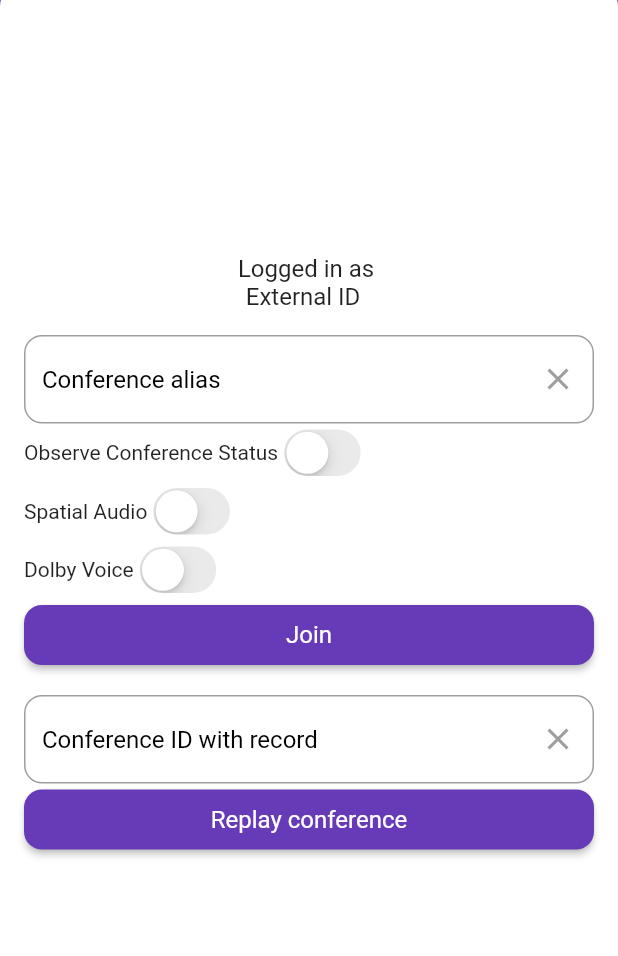
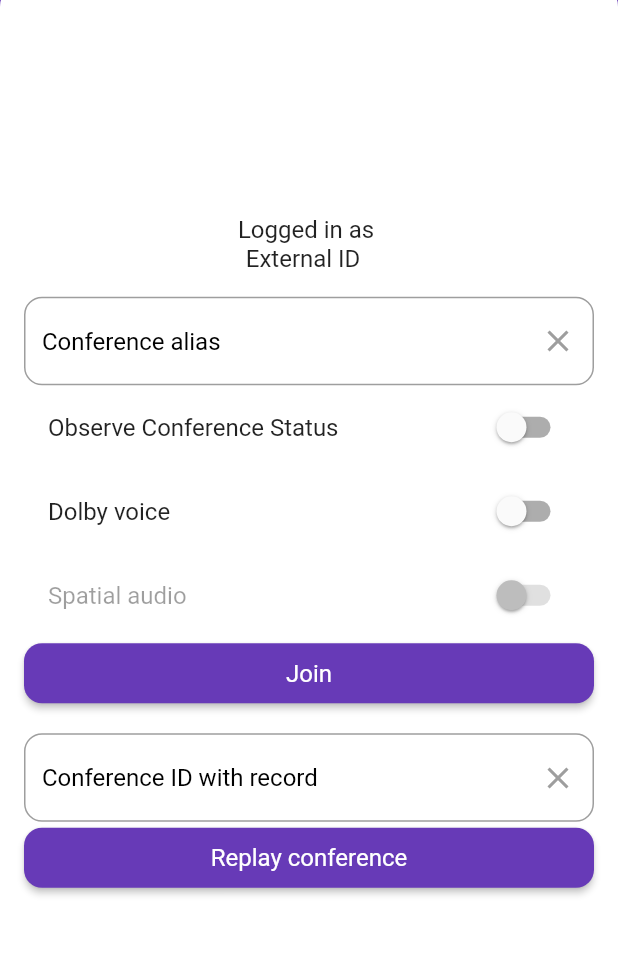
Before and after one commit to voxeet/comms-sdk-flutter, a Flutter app: the JoinConference screen opened directly with empty values, on a phone screen of 412 x 824 dp, the part 109-1065 px from its top. Run offline on Flutter 3.47's test engine with Material 2 defaults, Android fonts, the phone set to English and light mode, and no system bars; our stand-ins replace file_picker, fluttertoast, permission_handler, plugin_platform_interface, shared_preferences; accounts and stored records are empty.

Commit message:
Fix spatialPositions and fix remote options

```diff
--- a/test_app/lib/screens/join_screen.dart
+++ b/test_app/lib/screens/join_screen.dart
@@ -1,6 +1,5 @@
 import 'dart:async';
 import 'package:dolbyio_comms_sdk_flutter_example/widgets/status_snackbar.dart';
-import 'package:flutter/cupertino.dart';
 import 'package:flutter/foundation.dart';
 import 'package:flutter/material.dart';
 import 'package:fluttertoast/fluttertoast.dart';
@@ -154,10 +153,9 @@ class _JoinConferenceContentState extends State<JoinConferenceContent> {
                       controller: conferenceAliasTextController,
                       focusColor: Colors.deepPurple),
                 ),
-                Row(
-                  children: [
-                    const Text("Observe Conference Status"),
-                    CupertinoSwitch(
+                SwitchListTile(
+                  activeColor: Colors.deepPurple,
+                  title: const Text("Observe Conference Status"),
                   value: switchConferenceStatus,
                   onChanged: (value) {
                     setState(() {
@@ -166,34 +164,34 @@ class _JoinConferenceContentState extends State<JoinConferenceContent> {
                     });
                   },
                 ),
-                  ],
+                SwitchListTile(
+                  activeColor: Colors.deepPurple,
+                  title: const Text("Dolby voice"),
+                  value: switchDolbyVoice,
+                  onChanged: (value) {
+                    if(value == false) {
+                      setState(() {
+                        switchDolbyVoice = value;
+                        switchSpatialAudio = value;
+                      });
+                    } else {
+                      setState(() {
+                        switchDolbyVoice = value;
+                      });
+                    }
+                  },
                 ),
-                Row(
-                  children: [
-                    const Text("Spatial Audio"),
-                    CupertinoSwitch(
+                SwitchListTile(
+                    activeColor: Colors.deepPurple,
+                    title: const Text("Spatial audio"),
                     value: switchSpatialAudio,
-                      onChanged: (value) {
+                    onChanged: switchDolbyVoice
+                        ? (value) {
                             setState(() {
                               switchSpatialAudio = value;
                             });
-                      },
-                    ),
-                  ],
-                ),
-                Row(
-                  children: [
-                    const Text("Dolby Voice"),
-                    CupertinoSwitch(
-                      value: switchDolbyVoice,
-                      onChanged: (value) {
-                        setState(() {
-                          switchDolbyVoice = value;
-                        });
-                      },
-                    ),
-                  ],
-                ),
+                          }
+                        : null),
                 PrimaryButton(
                   widgetText: isJoining
                       ? const WhiteCircularProgressIndicator()
@@ -391,7 +389,9 @@ class _JoinConferenceContentState extends State<JoinConferenceContent> {
       BuildContext context, Conference conference) async {
     await Navigator.of(context).push(
       MaterialPageRoute(
-          builder: (context) => ParticipantScreen(conference: conference)),
+          builder: (context) => ParticipantScreen(
+              conference: conference,
+              isSpatialAudio: switchSpatialAudio)),
     );
     setState(() => isJoining = false);
   }
```
Also changed, not shown: test_app/lib/screens/participant_screen/participant_grid.dart (+15 -3 lines), test_app/lib/screens/participant_screen/participant_screen.dart (+34 -4 lines). Lines whose indentation alone changed are shown as unchanged.
